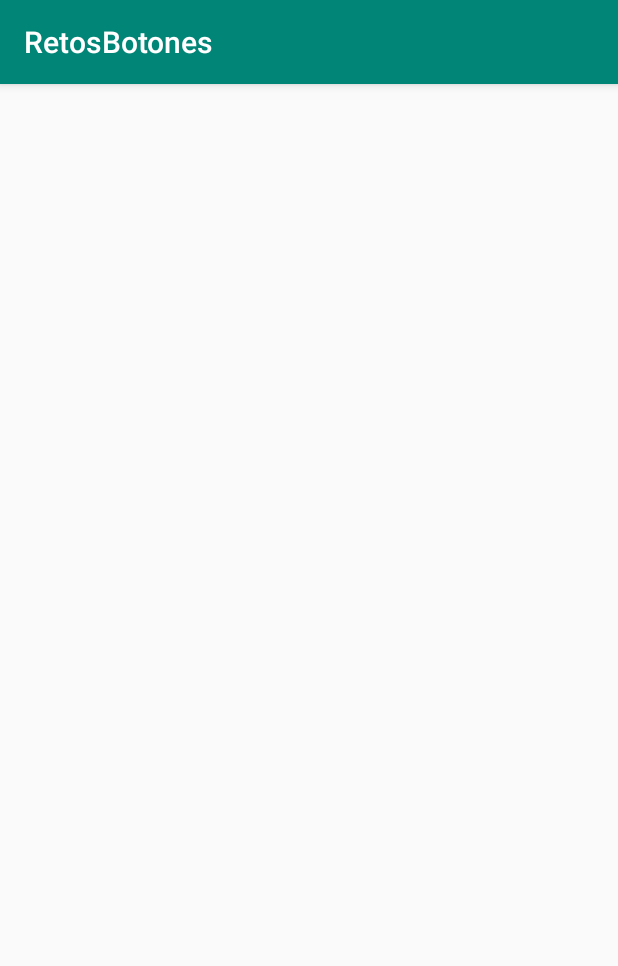
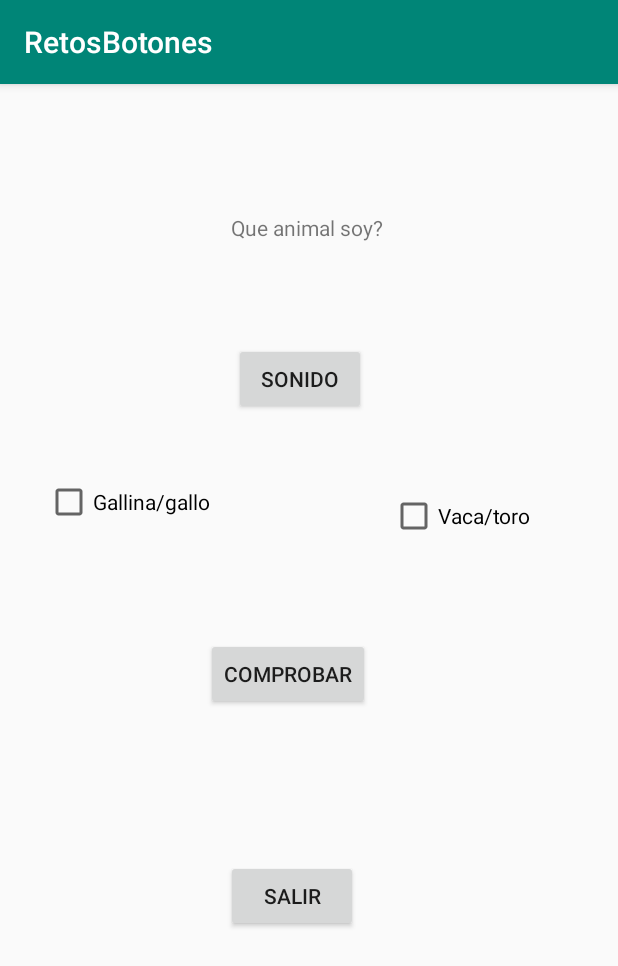
Before and after one commit to Iagofernandez/PMDM_RETOS, an Android app: the retoSonidos screen opened directly, with no data from a screen before it, on a phone screen of 412 x 824 dp. Shown: the top 966 px of the screen. Run offline under Robolectric (Android 15) with nearby library versions, the phone set to English and light mode, and no system bars.

Commit message:
Cuarta activity Finalamente logrado el acceso a un audio Es necesario crea una carpeta raw para poder acceder a los audios Simples checkbox para testear si funcionan y esta correcta la respuesta.

```diff
--- a/app/src/main/java/com/example/retosbotones/retoSonidos.kt
+++ b/app/src/main/java/com/example/retosbotones/retoSonidos.kt
@@ -1,12 +1,46 @@
 package com.example.retosbotones
 
+import android.media.MediaPlayer
 import androidx.appcompat.app.AppCompatActivity
 import android.os.Bundle
+import android.view.View
+import android.widget.Button
+import kotlinx.android.synthetic.main.activity_reto_sonidos.*
+import org.jetbrains.anko.toast
 
 class retoSonidos : AppCompatActivity() {
 
+    //EN ESTA PARTE SE CREA UNA VARIABLE QUE VA A ACCEDER A LA CARPETA  RAW QUE TUVE QUE CREAR
+
+    val player: MediaPlayer? =  MediaPlayer.create(this@retoSonidos, R.raw.chicken_chick)
     override fun onCreate(savedInstanceState: Bundle?) {
         super.onCreate(savedInstanceState)
         setContentView(R.layout.activity_reto_sonidos)
+
+        btnSonido.setOnClickListener{sonido()}
+        btnComprobar.setOnClickListener{comprobar()}
+        btnSalir.setOnClickListener{salir()}
+
+
+    }
+    fun sonido() {
+        val button = findViewById<View>(R.id.btnSonido) as Button
+        button.setOnClickListener {
+            //ESTAS EXCLMACIONES VIENEN DADAS YA QUE ESTE PLAYER DEBE TENER UN VALOR NULL INICIAL
+            //SI NO DA ERROR
+            //PERO AL PONER ESTAS EXCLAMACIONES SALE EL EEROR
+            //POR QUE? PREGUNTAR
+            player!!.start()
+
+
+        }
+    }
+    fun comprobar(){
+        if(opcion1.isChecked==true&&opcion2.isChecked==false){
+            toast("Correcto")
+        }
+    }
+    fun salir(){
+        finish()
     }
 }
--- a/app/src/main/res/layout/activity_reto_sonidos.xml
+++ b/app/src/main/res/layout/activity_reto_sonidos.xml
@@ -6,4 +6,63 @@
     android:layout_height="match_parent"
     tools:context=".retoSonidos">
 
+    <Button
+        android:id="@+id/btnSonido"
+        android:layout_width="wrap_content"
+        android:layout_height="wrap_content"
+        android:layout_marginStart="2dp"
+        android:layout_marginTop="67dp"
+        android:text="Sonido"
+        app:layout_constraintStart_toStartOf="@+id/textView3"
+        app:layout_constraintTop_toBottomOf="@+id/textView3" />
+
+    <TextView
+        android:id="@+id/textView3"
+        android:layout_width="wrap_content"
+        android:layout_height="wrap_content"
+        android:layout_marginStart="154dp"
+        android:layout_marginTop="86dp"
+        android:text="Que animal soy?"
+        app:layout_constraintStart_toStartOf="parent"
+        app:layout_constraintTop_toTopOf="parent" />
+
+    <Button
+        android:id="@+id/btnComprobar"
+        android:layout_width="wrap_content"
+        android:layout_height="wrap_content"
+        android:layout_marginTop="65dp"
+        android:layout_marginEnd="13dp"
+        android:text="Comprobar"
+        app:layout_constraintEnd_toStartOf="@+id/opcion2"
+        app:layout_constraintTop_toBottomOf="@+id/opcion2" />
+
+    <CheckBox
+        android:id="@+id/opcion1"
+        android:layout_width="wrap_content"
+        android:layout_height="wrap_content"
+        android:layout_marginStart="30dp"
+        android:layout_marginTop="42dp"
+        android:text="Gallina/gallo"
+        app:layout_constraintStart_toStartOf="parent"
+        app:layout_constraintTop_toBottomOf="@+id/btnSonido" />
+
+    <CheckBox
+        android:id="@+id/opcion2"
+        android:layout_width="wrap_content"
+        android:layout_height="wrap_content"
+        android:layout_marginTop="51dp"
+        android:layout_marginEnd="58dp"
+        android:text="Vaca/toro"
+        app:layout_constraintEnd_toEndOf="parent"
+        app:layout_constraintTop_toBottomOf="@+id/btnSonido" />
+
+    <Button
+        android:id="@+id/btnSalir"
+        android:layout_width="wrap_content"
+        android:layout_height="wrap_content"
+        android:layout_marginTop="100dp"
+        android:layout_marginEnd="8dp"
+        android:text="Salir"
+        app:layout_constraintEnd_toEndOf="@+id/btnComprobar"
+        app:layout_constraintTop_toBottomOf="@+id/btnComprobar" />
 </androidx.constraintlayout.widget.ConstraintLayout>
```
Also changed, not shown: 1 other file.
